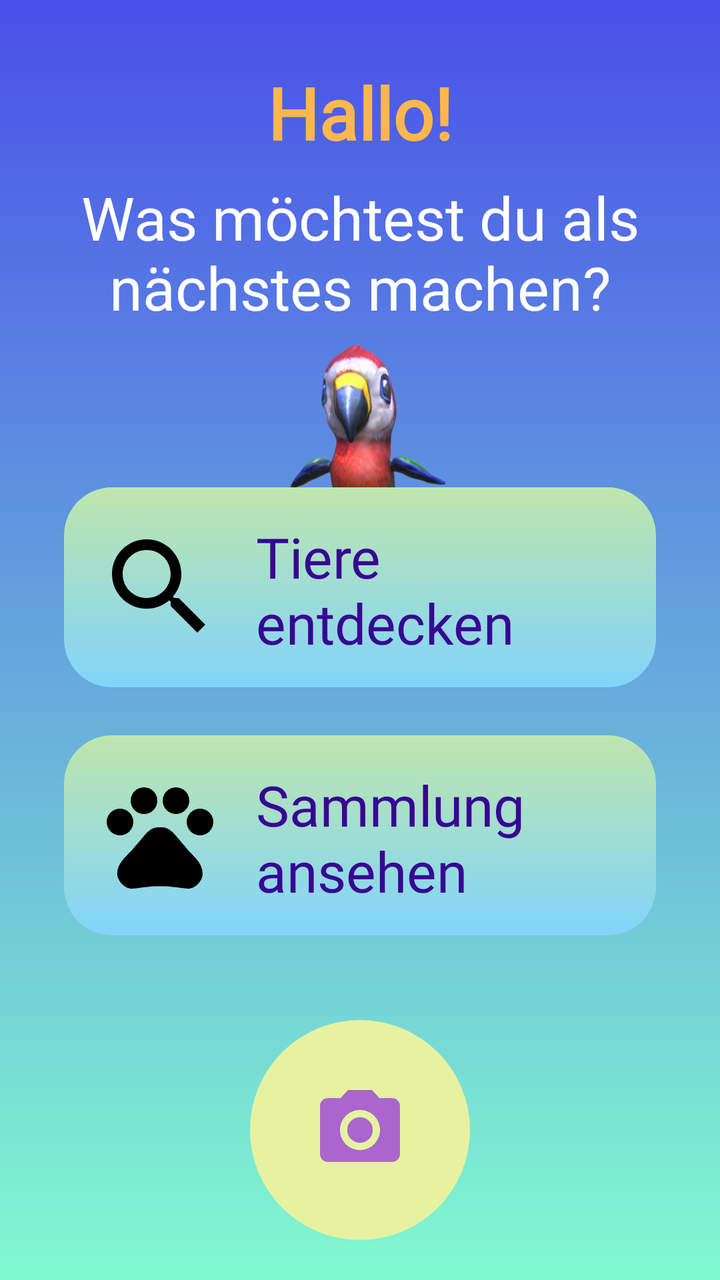
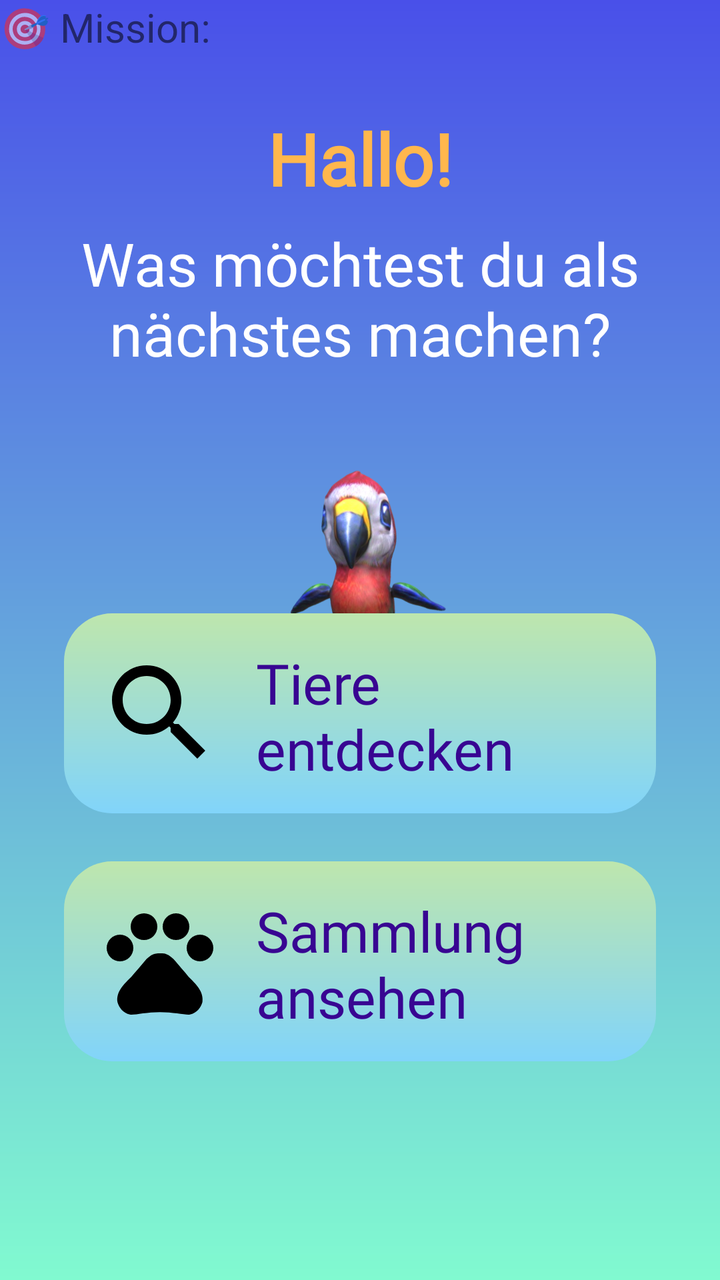

Before-and-after screenshots of an Android layout around one commit, followed by the original layout XML and the change that was made.
<!-- AndroidManifest.xml: application theme Theme.ARApp -->
<!-- res/layout/activity_start.xml -->
<androidx.constraintlayout.widget.ConstraintLayout
    xmlns:android="http://schemas.android.com/apk/res/android"
    xmlns:app="http://schemas.android.com/apk/res-auto"
    xmlns:tools="http://schemas.android.com/tools"
    android:layout_width="match_parent"
    android:layout_height="match_parent"
    android:background="@drawable/gradient"
    tools:context=".StartActivity">

    <TextView
        android:id="@+id/welcomeTitle"
        android:layout_width="0dp"
        android:layout_height="wrap_content"
        android:text="Hallo!"
        android:textSize="36sp"
        android:textStyle="bold"
        android:textColor="@color/buttonOrange"
        android:fontFamily="@font/comic_reg"
        android:textAlignment="center"
        android:layout_marginTop="32dp"
        android:layout_marginHorizontal="32dp"
        app:layout_constraintTop_toTopOf="parent"
        app:layout_constraintStart_toStartOf="parent"
        app:layout_constraintEnd_toEndOf="parent"/>

    
    <TextView
        android:id="@+id/welcomeSubtitle"
        android:layout_width="0dp"
        android:layout_height="wrap_content"
        android:text="Was möchtest du als nächstes machen?"
        android:textSize="30sp"
        android:textColor="@color/buttonText"
        android:fontFamily="@font/comic_reg"
        android:textAlignment="center"
        android:layout_marginTop="8dp"
        android:layout_marginHorizontal="32dp"
        app:layout_constraintTop_toBottomOf="@id/welcomeTitle"
        app:layout_constraintStart_toStartOf="parent"
        app:layout_constraintEnd_toEndOf="parent"/>
    <ImageView
        android:id="@+id/parrotImage"
        android:layout_width="120dp"
        android:layout_height="120dp"
        android:src="@drawable/parrot_transparent"
        android:layout_marginBottom="-40dp"
        app:layout_constraintBottom_toTopOf="@id/button1"
        app:layout_constraintStart_toStartOf="parent"
        app:layout_constraintEnd_toEndOf="parent"
        android:contentDescription="Papagei" />
    
    <LinearLayout
        android:id="@+id/button1"
        android:layout_width="0dp"
        android:layout_height="100dp"
        android:layout_marginTop="80dp"
        android:layout_marginHorizontal="32dp"
        android:orientation="horizontal"
        android:gravity="center_vertical"
        android:background="@drawable/abgerundeterbutton"
        android:padding="16dp"
        app:layout_constraintTop_toBottomOf="@id/welcomeSubtitle"
        app:layout_constraintStart_toStartOf="parent"
        app:layout_constraintEnd_toEndOf="parent">

        <ImageView
            android:layout_width="64dp"
            android:layout_height="64dp"
            android:src="@drawable/baseline_search_24"
            android:contentDescription="Tiere Icon" />

        <TextView
            android:layout_width="0dp"
            android:layout_height="wrap_content"
            android:text="Tiere entdecken"
            android:textSize="28sp"
            android:textColor="#380592"
            android:fontFamily="@font/comic_reg"
            android:layout_marginStart="16dp"
            android:layout_weight="1"/>
    </LinearLayout>

    
    <LinearLayout
        android:id="@+id/button2"
        android:layout_width="0dp"
        android:layout_height="100dp"
        android:layout_marginTop="24dp"
        android:layout_marginHorizontal="32dp"
        android:orientation="horizontal"
        android:gravity="center_vertical"
        android:background="@drawable/abgerundeterbutton"
        android:padding="16dp"
        app:layout_constraintTop_toBottomOf="@id/button1"
        app:layout_constraintStart_toStartOf="parent"
        app:layout_constraintEnd_toEndOf="parent">

        <ImageView
            android:layout_width="64dp"
            android:layout_height="64dp"
            android:src="@drawable/baseline_pets_24"
            android:contentDescription="Flugzeug Icon" />

        <TextView
            android:layout_width="0dp"
            android:layout_height="wrap_content"
            android:text="Sammlung ansehen"
            android:textSize="28sp"
            android:textColor="#380592"
            android:fontFamily="@font/comic_reg"
            android:layout_marginStart="16dp"
            android:layout_weight="1"/>
    </LinearLayout>


    <FrameLayout
        android:id="@+id/startButton"
        android:layout_width="110dp"
        android:layout_height="110dp"
        android:background="@drawable/buttongradient"
        android:clickable="true"
        android:focusable="true"
        app:layout_constraintBottom_toBottomOf="parent"
        app:layout_constraintStart_toStartOf="parent"
        app:layout_constraintEnd_toEndOf="parent"
        android:layout_marginBottom="20dp"  >

        <ImageView
            android:layout_width="48dp"
            android:layout_height="48dp"
            android:layout_gravity="center"
            android:src="@drawable/baseline_camera_alt_24"
            app:tint="@android:color/holo_purple" />

    </FrameLayout>

</androidx.constraintlayout.widget.ConstraintLayout>
<!-- resources referenced by this layout -->
<resources>
  <color name="buttonOrange">#FFB74D</color>
  <color name="buttonText">#FFFFFF</color>
  <!-- drawable abgerundeterbutton (drawable) -->
  <?xml version="1.0" encoding="utf-8"?>
  <shape xmlns:android="http://schemas.android.com/apk/res/android"
      android:shape="rectangle">
      <gradient
          android:startColor="#BEE6AD"
      android:endColor="#81D4FA"
      android:angle="270" />
      <corners android:radius="24dp"/>
  </shape>
  <!-- drawable baseline_camera_alt_24 (drawable) -->
  <vector xmlns:android="http://schemas.android.com/apk/res/android" android:height="24dp" android:tint="#000000" android:viewportHeight="24" android:viewportWidth="24" android:width="24dp">
        
      <path android:fillColor="@android:color/white" android:pathData="M12,12m-3.2,0a3.2,3.2 0,1 1,6.4 0a3.2,3.2 0,1 1,-6.4 0"/>
        
      <path android:fillColor="@android:color/white" android:pathData="M9,2L7.17,4L4,4c-1.1,0 -2,0.9 -2,2v12c0,1.1 0.9,2 2,2h16c1.1,0 2,-0.9 2,-2L22,6c0,-1.1 -0.9,-2 -2,-2h-3.17L15,2L9,2zM12,17c-2.76,0 -5,-2.24 -5,-5s2.24,-5 5,-5 5,2.24 5,5 -2.24,5 -5,5z"/>
      
  </vector>
  <!-- drawable baseline_search_24 (drawable) -->
  <vector xmlns:android="http://schemas.android.com/apk/res/android" android:height="24dp" android:tint="#000000" android:viewportHeight="24" android:viewportWidth="24" android:width="24dp">
        
      <path android:fillColor="@android:color/white" android:pathData="M15.5,14h-0.79l-0.28,-0.27C15.41,12.59 16,11.11 16,9.5 16,5.91 13.09,3 9.5,3S3,5.91 3,9.5 5.91,16 9.5,16c1.61,0 3.09,-0.59 4.23,-1.57l0.27,0.28v0.79l5,4.99L20.49,19l-4.99,-5zM9.5,14C7.01,14 5,11.99 5,9.5S7.01,5 9.5,5 14,7.01 14,9.5 11.99,14 9.5,14z"/>
      
  </vector>
  <!-- drawable buttongradient (drawable) -->
  <?xml version="1.0" encoding="utf-8"?>
  <shape xmlns:android="http://schemas.android.com/apk/res/android"
      android:shape="oval">
      <solid android:color="#E7F2A1" />
  </shape>
  <!-- drawable gradient (drawable) -->
  <?xml version="1.0" encoding="utf-8"?>
  <shape xmlns:android="http://schemas.android.com/apk/res/android"
      android:shape="rectangle">
  
      <gradient
          android:startColor="#4950E9"
          android:endColor="#81FAD0"
          android:angle="270" />
  
  </shape>
  <style name="Theme.ARApp" parent="Theme.MaterialComponents.DayNight.DarkActionBar">
          
          <item name="colorPrimary">@color/purple_500</item>
          <item name="colorPrimaryVariant">@color/purple_700</item>
          <item name="colorOnPrimary">@color/white</item>
          
          <item name="colorSecondary">@color/teal_200</item>
          <item name="colorSecondaryVariant">@color/teal_700</item>
          <item name="colorOnSecondary">@color/black</item>
          
          <item name="android:statusBarColor">?attr/colorPrimaryVariant</item>
          
      </style>
  <color name="purple_500">#FF6200EE</color>
  <color name="purple_700">#FF3700B3</color>
  <color name="white">#FFFFFFFF</color>
  <color name="teal_200">#FF03DAC5</color>
  <color name="teal_700">#FF018786</color>
  <color name="black">#FF000000</color>
  <!-- unchanged entries left out for length: 2 -->
</resources>

<!-- the commit's change to res/layout/activity_start.xml (unified diff, before → after) -->
@@ -17,18 +17,17 @@
         android:textColor="@color/buttonOrange"
         android:fontFamily="@font/comic_reg"
         android:textAlignment="center"
-        android:layout_marginTop="32dp"
+        android:layout_marginTop="55dp"
         android:layout_marginHorizontal="32dp"
         app:layout_constraintTop_toTopOf="parent"
         app:layout_constraintStart_toStartOf="parent"
         app:layout_constraintEnd_toEndOf="parent"/>
 
-    
     <TextView
         android:id="@+id/welcomeSubtitle"
         android:layout_width="0dp"
         android:layout_height="wrap_content"
-        android:text="Was möchtest du als nächstes machen?"
+        android:text="@string/was_m_chtest_du_als_n_chstes_machen"
         android:textSize="30sp"
         android:textColor="@color/buttonText"
         android:fontFamily="@font/comic_reg"
@@ -44,16 +43,15 @@
         android:layout_height="120dp"
         android:src="@drawable/parrot_transparent"
         android:layout_marginBottom="-40dp"
-        app:layout_constraintBottom_toTopOf="@id/button1"
+        app:layout_constraintBottom_toTopOf="@id/startButton"
         app:layout_constraintStart_toStartOf="parent"
         app:layout_constraintEnd_toEndOf="parent"
-        android:contentDescription="Papagei" />
-    
+        android:contentDescription="@string/papagei" />
     <LinearLayout
-        android:id="@+id/button1"
+        android:id="@+id/startButton"
         android:layout_width="0dp"
         android:layout_height="100dp"
-        android:layout_marginTop="80dp"
+        android:layout_marginTop="120dp"
         android:layout_marginHorizontal="32dp"
         android:orientation="horizontal"
         android:gravity="center_vertical"
@@ -67,12 +65,12 @@
             android:layout_width="64dp"
             android:layout_height="64dp"
             android:src="@drawable/baseline_search_24"
-            android:contentDescription="Tiere Icon" />
+            android:contentDescription="@string/tiere_icon" />
 
         <TextView
             android:layout_width="0dp"
             android:layout_height="wrap_content"
-            android:text="Tiere entdecken"
+            android:text="@string/tiere_entdecken"
             android:textSize="28sp"
             android:textColor="#380592"
             android:fontFamily="@font/comic_reg"
@@ -91,7 +89,7 @@
         android:gravity="center_vertical"
         android:background="@drawable/abgerundeterbutton"
         android:padding="16dp"
-        app:layout_constraintTop_toBottomOf="@id/button1"
+        app:layout_constraintTop_toBottomOf="@id/startButton"
         app:layout_constraintStart_toStartOf="parent"
         app:layout_constraintEnd_toEndOf="parent">
 
@@ -99,12 +97,12 @@
             android:layout_width="64dp"
             android:layout_height="64dp"
             android:src="@drawable/baseline_pets_24"
-            android:contentDescription="Flugzeug Icon" />
+            android:contentDescription="@string/flugzeug_icon" />
 
         <TextView
             android:layout_width="0dp"
             android:layout_height="wrap_content"
-            android:text="Sammlung ansehen"
+            android:text="@string/sammlung_ansehen"
             android:textSize="28sp"
             android:textColor="#380592"
             android:fontFamily="@font/comic_reg"
@@ -112,26 +110,13 @@
             android:layout_weight="1"/>
     </LinearLayout>
 
-
-    <FrameLayout
-        android:id="@+id/startButton"
-        android:layout_width="110dp"
-        android:layout_height="110dp"
-        android:background="@drawable/buttongradient"
-        android:clickable="true"
-        android:focusable="true"
-        app:layout_constraintBottom_toBottomOf="parent"
-        app:layout_constraintStart_toStartOf="parent"
-        app:layout_constraintEnd_toEndOf="parent"
-        android:layout_marginBottom="20dp"  >
-
-        <ImageView
-            android:layout_width="48dp"
-            android:layout_height="48dp"
-            android:layout_gravity="center"
-            android:src="@drawable/baseline_camera_alt_24"
-            app:tint="@android:color/holo_purple" />
-
-    </FrameLayout>
+    <TextView
+        android:id="@+id/textMission"
+        android:layout_width="wrap_content"
+        android:layout_height="wrap_content"
+        android:text="🎯 Mission:"
+        android:textSize="20sp"
+        android:layout_marginBottom="12dp"
+        tools:ignore="MissingConstraints" />
 
 </androidx.constraintlayout.widget.ConstraintLayout>
<!-- resource entries referenced after the edit -->
@@ -12,26 +12,12 @@
       android:angle="270" />
       <corners android:radius="24dp"/>
   </shape>
-  <!-- drawable baseline_camera_alt_24 (drawable) -->
-  <vector xmlns:android="http://schemas.android.com/apk/res/android" android:height="24dp" android:tint="#000000" android:viewportHeight="24" android:viewportWidth="24" android:width="24dp">
-        
-      <path android:fillColor="@android:color/white" android:pathData="M12,12m-3.2,0a3.2,3.2 0,1 1,6.4 0a3.2,3.2 0,1 1,-6.4 0"/>
-        
-      <path android:fillColor="@android:color/white" android:pathData="M9,2L7.17,4L4,4c-1.1,0 -2,0.9 -2,2v12c0,1.1 0.9,2 2,2h16c1.1,0 2,-0.9 2,-2L22,6c0,-1.1 -0.9,-2 -2,-2h-3.17L15,2L9,2zM12,17c-2.76,0 -5,-2.24 -5,-5s2.24,-5 5,-5 5,2.24 5,5 -2.24,5 -5,5z"/>
-      
-  </vector>
   <!-- drawable baseline_search_24 (drawable) -->
   <vector xmlns:android="http://schemas.android.com/apk/res/android" android:height="24dp" android:tint="#000000" android:viewportHeight="24" android:viewportWidth="24" android:width="24dp">
         
       <path android:fillColor="@android:color/white" android:pathData="M15.5,14h-0.79l-0.28,-0.27C15.41,12.59 16,11.11 16,9.5 16,5.91 13.09,3 9.5,3S3,5.91 3,9.5 5.91,16 9.5,16c1.61,0 3.09,-0.59 4.23,-1.57l0.27,0.28v0.79l5,4.99L20.49,19l-4.99,-5zM9.5,14C7.01,14 5,11.99 5,9.5S7.01,5 9.5,5 14,7.01 14,9.5 11.99,14 9.5,14z"/>
       
   </vector>
-  <!-- drawable buttongradient (drawable) -->
-  <?xml version="1.0" encoding="utf-8"?>
-  <shape xmlns:android="http://schemas.android.com/apk/res/android"
-      android:shape="oval">
-      <solid android:color="#E7F2A1" />
-  </shape>
   <!-- drawable gradient (drawable) -->
   <?xml version="1.0" encoding="utf-8"?>
   <shape xmlns:android="http://schemas.android.com/apk/res/android"
@@ -43,6 +29,12 @@
           android:angle="270" />
   
   </shape>
+  <string name="flugzeug_icon">Flugzeug Icon</string>
+  <string name="papagei">Papagei</string>
+  <string name="sammlung_ansehen">Sammlung ansehen</string>
+  <string name="tiere_entdecken">Tiere entdecken</string>
+  <string name="tiere_icon">Tiere Icon</string>
+  <string name="was_m_chtest_du_als_n_chstes_machen">Was möchtest du als nächstes machen?</string>
   <style name="Theme.ARApp" parent="Theme.MaterialComponents.DayNight.DarkActionBar">
           
           <item name="colorPrimary">@color/purple_500</item>
